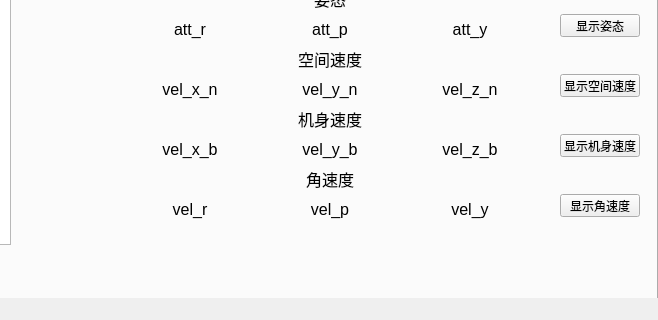
The window that ros2_desktop/src/qt-uic-c/src/mainwindow.ui (SongjayLi/ros_ws_uuv) describes before a commit, drawn with Qt 5; both pictures show x 542 to 1200 and y 502 to 822 of the 1200 by 822 pixel window.
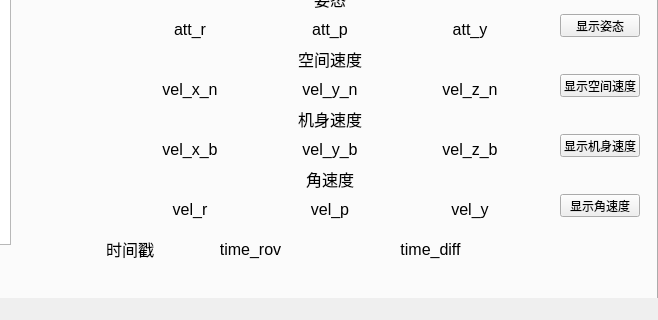
The same window after the commit. Icons and pictures are not drawn. Custom widgets are drawn as their Qt base class.

Commit message: 增加时间戳显示

The edit to the form file:
```diff
--- a/ros2_desktop/src/qt-uic-c/src/mainwindow.ui
+++ b/ros2_desktop/src/qt-uic-c/src/mainwindow.ui
@@ -845,6 +845,69 @@
        <string>显示角速度</string>
       </property>
      </widget>
+     <widget class="QLabel" name="time">
+      <property name="geometry">
+       <rect>
+        <x>620</x>
+        <y>700</y>
+        <width>100</width>
+        <height>30</height>
+       </rect>
+      </property>
+      <property name="font">
+       <font>
+        <pointsize>12</pointsize>
+       </font>
+      </property>
+      <property name="text">
+       <string>时间戳</string>
+      </property>
+      <property name="alignment">
+       <set>Qt::AlignCenter</set>
+      </property>
+     </widget>
+     <widget class="QLabel" name="time_rov">
+      <property name="geometry">
+       <rect>
+        <x>710</x>
+        <y>700</y>
+        <width>161</width>
+        <height>30</height>
+       </rect>
+      </property>
+      <property name="font">
+       <font>
+        <pointsize>12</pointsize>
+       </font>
+      </property>
+      <property name="text">
+       <string>time_rov</string>
+      </property>
+      <property name="alignment">
+       <set>Qt::AlignCenter</set>
+      </property>
+     </widget>
+     <widget class="QLabel" name="time_diff">
+      <property name="geometry">
+       <rect>
+        <x>890</x>
+        <y>700</y>
+        <width>161</width>
+        <height>30</height>
+       </rect>
+      </property>
+      <property name="font">
+       <font>
+        <pointsize>12</pointsize>
+       </font>
+      </property>
+      <property name="text">
+       <string>time_diff</string>
+      </property>
+      <property name="alignment">
+       <set>Qt::AlignCenter</set>
+      </property>
+     </widget>
     </widget>
    </widget>
   </widget>
```
The commit also changes 4 other files.
